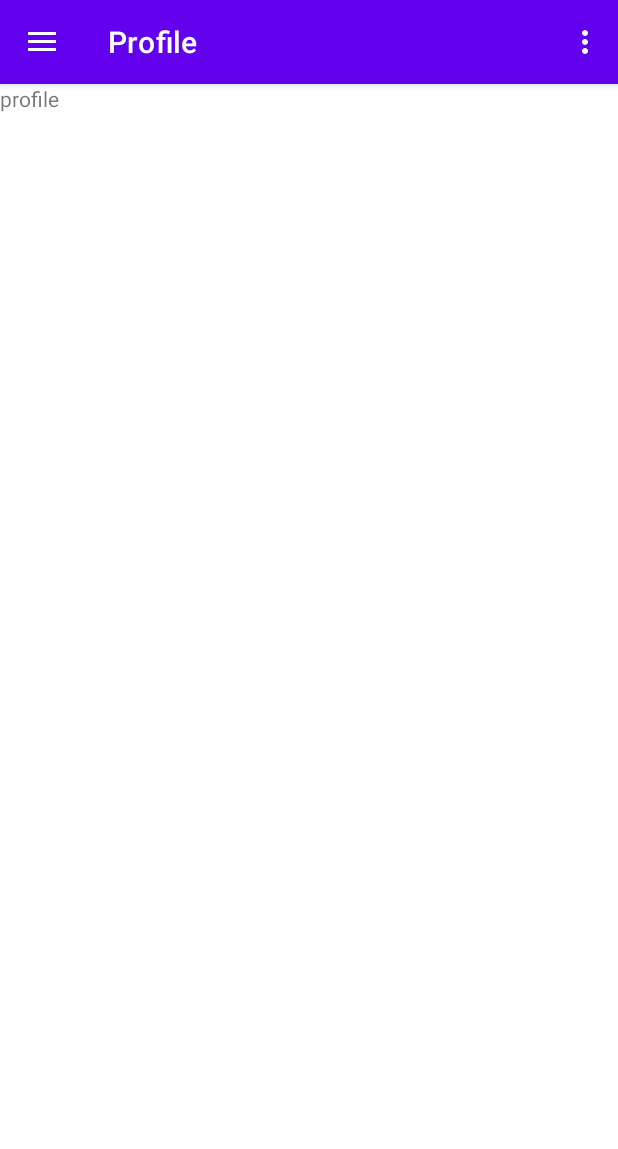
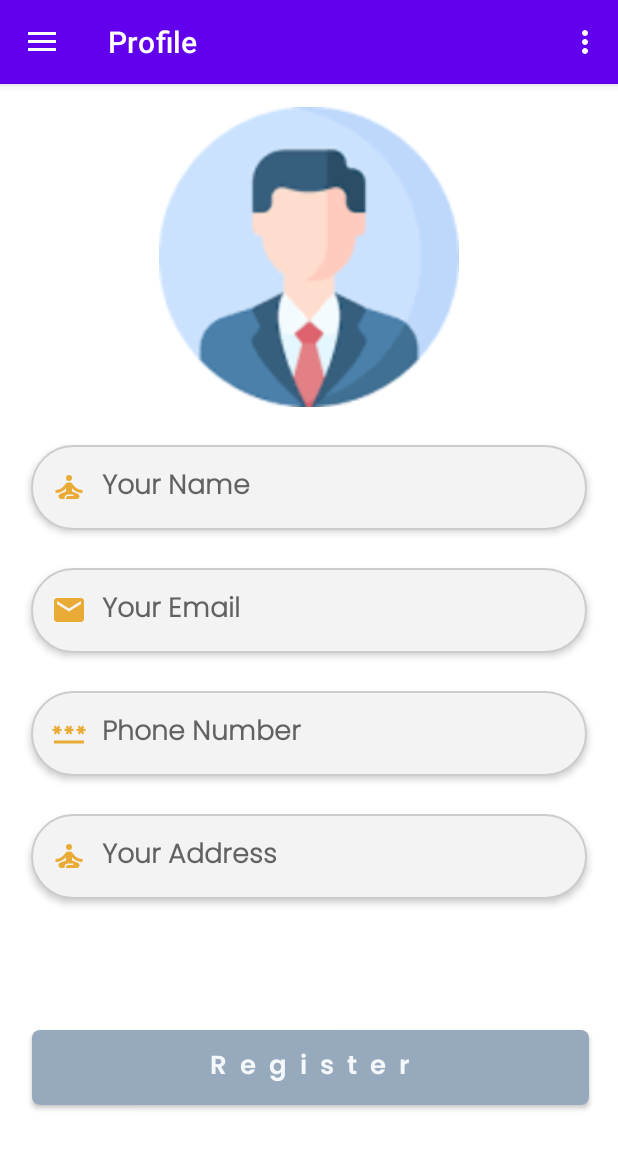
Before and after one commit to chysoksavith/FreshStore, an Android app: the screen it shows after launch once a user with an empty profile is signed in (MainActivity), in the side drawer, after a tap on "Profile", on a phone screen of 412 x 824 dp. Shown: the top 1149 px of the screen. Run offline under Robolectric (Android 15) with nearby library versions, the phone set to English and light mode, and no system bars; our stand-ins replace Firebase (no records; nobody signed in at launch, a user with empty details on screens opened directly), navigation-ui.

Commit message:
done profile layout

```diff
--- /dev/null
+++ b/app/src/main/res/drawable/baseline_email_24.xml
@@ -0,0 +1,5 @@
+<vector android:alpha="0.78" android:height="24dp"
+    android:tint="#E59700" android:viewportHeight="24"
+    android:viewportWidth="24" android:width="24dp" xmlns:android="http://schemas.android.com/apk/res/android">
+    <path android:fillColor="@android:color/white" android:pathData="M20,4L4,4c-1.1,0 -1.99,0.9 -1.99,2L2,18c0,1.1 0.9,2 2,2h16c1.1,0 2,-0.9 2,-2L22,6c0,-1.1 -0.9,-2 -2,-2zM20,8l-8,5 -8,-5L4,6l8,5 8,-5v2z"/>
+</vector>
--- /dev/null
+++ b/app/src/main/res/drawable/baseline_password_24.xml
@@ -0,0 +1,5 @@
+<vector android:alpha="0.78" android:height="24dp"
+    android:tint="#E59700" android:viewportHeight="24"
+    android:viewportWidth="24" android:width="24dp" xmlns:android="http://schemas.android.com/apk/res/android">
+    <path android:fillColor="@android:color/white" android:pathData="M2,17h20v2H2V17zM3.15,12.95L4,11.47l0.85,1.48l1.3,-0.75L5.3,10.72H7v-1.5H5.3l0.85,-1.47L4.85,7L4,8.47L3.15,7l-1.3,0.75L2.7,9.22H1v1.5h1.7L1.85,12.2L3.15,12.95zM9.85,12.2l1.3,0.75L12,11.47l0.85,1.48l1.3,-0.75l-0.85,-1.48H15v-1.5h-1.7l0.85,-1.47L12.85,7L12,8.47L11.15,7l-1.3,0.75l0.85,1.47H9v1.5h1.7L9.85,12.2zM23,9.22h-1.7l0.85,-1.47L20.85,7L20,8.47L19.15,7l-1.3,0.75l0.85,1.47H17v1.5h1.7l-0.85,1.48l1.3,0.75L20,11.47l0.85,1.48l1.3,-0.75l-0.85,-1.48H23V9.22z"/>
+</vector>
--- /dev/null
+++ b/app/src/main/res/drawable/baseline_self_improvement_24.xml
@@ -0,0 +1,6 @@
+<vector android:alpha="0.78" android:height="24dp"
+    android:tint="#E59700" android:viewportHeight="24"
+    android:viewportWidth="24" android:width="24dp" xmlns:android="http://schemas.android.com/apk/res/android">
+    <path android:fillColor="@android:color/white" android:pathData="M12,6m-2,0a2,2 0,1 1,4 0a2,2 0,1 1,-4 0"/>
+    <path android:fillColor="@android:color/white" android:pathData="M21,16v-2c-2.24,0 -4.16,-0.96 -5.6,-2.68l-1.34,-1.6C13.68,9.26 13.12,9 12.53,9h-1.05c-0.59,0 -1.15,0.26 -1.53,0.72l-1.34,1.6C7.16,13.04 5.24,14 3,14v2c2.77,0 5.19,-1.17 7,-3.25V15l-3.88,1.55C5.45,16.82 5,17.48 5,18.21C5,19.2 5.8,20 6.79,20H9v-0.5c0,-1.38 1.12,-2.5 2.5,-2.5h3c0.28,0 0.5,0.22 0.5,0.5S14.78,18 14.5,18h-3c-0.83,0 -1.5,0.67 -1.5,1.5V20h7.21C18.2,20 19,19.2 19,18.21c0,-0.73 -0.45,-1.39 -1.12,-1.66L14,15v-2.25C15.81,14.83 18.23,16 21,16z"/>
+</vector>
--- a/app/src/main/res/layout/activity_home.xml
+++ b/app/src/main/res/layout/activity_home.xml
@@ -19,7 +19,7 @@
             android:layout_width="wrap_content"
             android:layout_height="wrap_content"
             style="@style/h3"
-            android:layout_marginTop="3dp"
+            android:layout_marginTop="50dp"
             android:drawablePadding="6dp"
             android:textStyle="bold"
             android:text="HereWeGo"
--- a/app/src/main/res/layout/activity_login.xml
+++ b/app/src/main/res/layout/activity_login.xml
@@ -22,7 +22,7 @@
             style="@style/h3"
             android:layout_width="wrap_content"
             android:layout_height="wrap_content"
-            android:layout_marginTop="15dp"
+            android:layout_marginTop="50dp"
             android:drawablePadding="6dp"
             android:letterSpacing="0.3"
             android:text="HereWeGo"
--- a/app/src/main/res/layout/activity_registration2.xml
+++ b/app/src/main/res/layout/activity_registration2.xml
@@ -22,7 +22,7 @@
             style="@style/h3"
             android:layout_width="wrap_content"
             android:layout_height="wrap_content"
-            android:layout_marginTop="15dp"
+            android:layout_marginTop="50dp"
             android:drawablePadding="6dp"
             android:letterSpacing="0.3"
             android:text="HereWeGo"
--- a/app/src/main/res/layout/fragment_profile.xml
+++ b/app/src/main/res/layout/fragment_profile.xml
@@ -5,10 +5,102 @@
     android:layout_width="match_parent"
     android:layout_height="match_parent"
     tools:context=".ui.profile.ProfileFragment">
-    <TextView
-        android:layout_width="match_parent"
-        android:layout_height="match_parent"
-        android:text="profile"/>
 
 
+    <ImageView
+        android:id="@+id/profile_img"
+        android:layout_width="match_parent"
+        android:layout_height="200dp"
+        android:src="@drawable/iconuser"
+        app:layout_constraintEnd_toEndOf="parent"
+        app:layout_constraintStart_toStartOf="parent"
+        app:layout_constraintTop_toTopOf="parent"
+        android:layout_marginTop="15dp"/>
+
+    <EditText
+        android:id="@+id/profile_name"
+        android:layout_width="0dp"
+        android:layout_height="wrap_content"
+        android:layout_marginTop="25dp"
+        android:hint="Your Name"
+        android:padding="13dp"
+        android:drawableLeft="@drawable/baseline_self_improvement_24"
+        android:drawablePadding="10dp"
+        android:elevation="3dp"
+        android:fontFamily="@font/poppins_light"
+        android:textStyle="bold"
+        app:layout_constraintWidth_percent=".9"
+        android:background="@drawable/search_bg"
+        app:layout_constraintStart_toStartOf="parent"
+        app:layout_constraintEnd_toEndOf="parent"
+        app:layout_constraintTop_toBottomOf="@+id/profile_img"/>
+
+    <EditText
+        android:id="@+id/profile_email"
+        android:layout_width="0dp"
+        android:layout_height="wrap_content"
+        android:layout_marginTop="25dp"
+        android:hint="Your Email"
+        android:padding="13dp"
+        android:drawableLeft="@drawable/baseline_email_24"
+        android:drawablePadding="10dp"
+        android:elevation="3dp"
+        android:fontFamily="@font/poppins_light"
+        android:textStyle="bold"
+        app:layout_constraintWidth_percent=".9"
+        android:background="@drawable/search_bg"
+        app:layout_constraintStart_toStartOf="parent"
+        app:layout_constraintEnd_toEndOf="parent"
+        app:layout_constraintTop_toBottomOf="@+id/profile_name"/>
+
+    <EditText
+        android:id="@+id/profile_number"
+        android:layout_width="0dp"
+        android:layout_height="wrap_content"
+        android:layout_marginTop="25dp"
+        android:hint="Phone Number"
+        android:padding="13dp"
+        android:drawableLeft="@drawable/baseline_password_24"
+        android:drawablePadding="10dp"
+        android:elevation="3dp"
+        android:fontFamily="@font/poppins_light"
+        android:textStyle="bold"
+        app:layout_constraintWidth_percent=".9"
+        android:background="@drawable/search_bg"
+        app:layout_constraintStart_toStartOf="parent"
+        app:layout_constraintEnd_toEndOf="parent"
+        app:layout_constraintTop_toBottomOf="@+id/profile_email"/>
+
+    <EditText
+        android:id="@+id/profile_address"
+        android:layout_width="0dp"
+        android:layout_height="wrap_content"
+        android:layout_marginTop="25dp"
+        android:hint="Your Address"
+        android:padding="13dp"
+        android:drawableLeft="@drawable/baseline_self_improvement_24"
+        android:drawablePadding="10dp"
+        android:elevation="3dp"
+        android:fontFamily="@font/poppins_light"
+        android:textStyle="bold"
+        app:layout_constraintWidth_percent=".9"
+        android:background="@drawable/search_bg"
+        app:layout_constraintStart_toStartOf="parent"
+        app:layout_constraintEnd_toEndOf="parent"
+        app:layout_constraintTop_toBottomOf="@+id/profile_number"/>
+
+    <androidx.appcompat.widget.AppCompatButton
+        android:id="@+id/update"
+        style="@style/blueButtonStyle"
+        android:layout_width="0dp"
+        app:layout_constraintWidth_percent=".9"
+
+        android:layout_height="@dimen/smallButtonHeight"
+        android:letterSpacing="0.5"
+        android:text="Register"
+        app:layout_constraintHorizontal_bias="0.523"
+        app:layout_constraintBottom_toBottomOf="parent"
+        app:layout_constraintEnd_toEndOf="parent"
+        app:layout_constraintStart_toStartOf="parent"
+        app:layout_constraintTop_toBottomOf="@+id/profile_address"/>
 </androidx.constraintlayout.widget.ConstraintLayout>
```
Also changed, not shown: app/src/main/res/drawable/iconuser.png (added).
